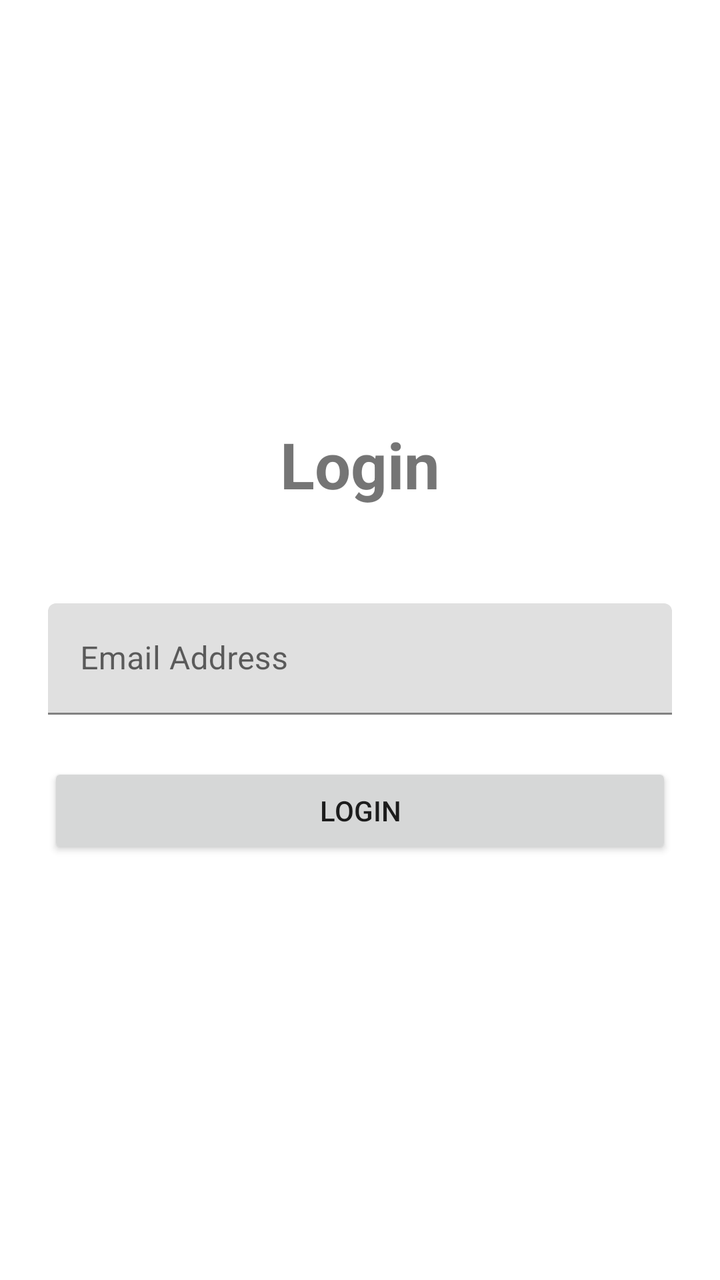
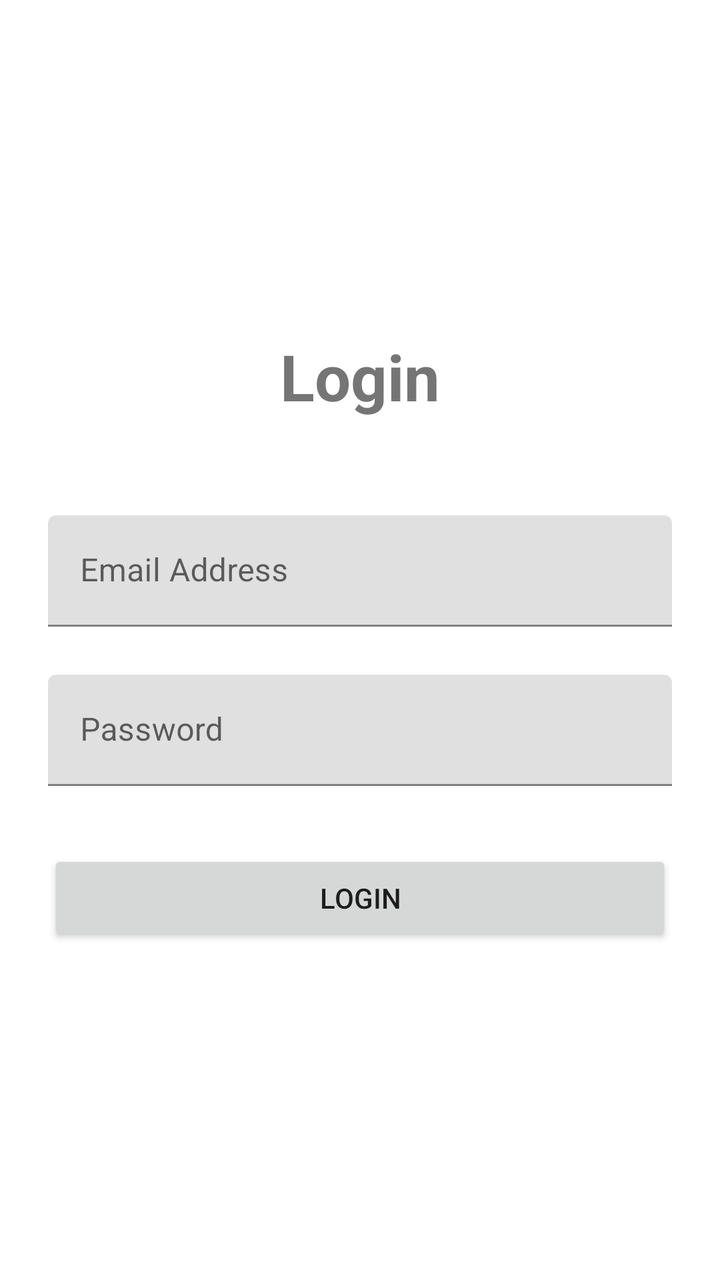

Screens rendered from an Android XML layout before and after an edit, with the pre-edit source and the edit as a unified diff.
<!-- AndroidManifest.xml: application theme Theme.InternalPointSystem -->
<!-- res/layout/activity_login.xml -->
<?xml version="1.0" encoding="utf-8"?>
<LinearLayout xmlns:android="http://schemas.android.com/apk/res/android"
    android:layout_width="match_parent"
    android:layout_height="match_parent"
    android:orientation="vertical"
    android:padding="24dp"
    android:gravity="center">

    <TextView
        android:layout_width="wrap_content"
        android:layout_height="wrap_content"
        android:text="Login"
        android:textSize="32sp"
        android:textStyle="bold"
        android:layout_marginBottom="48dp" />

    <com.google.android.material.textfield.TextInputLayout
        android:layout_width="match_parent"
        android:layout_height="wrap_content"
        android:hint="Email Address"
        android:layout_marginBottom="24dp">

        <com.google.android.material.textfield.TextInputEditText
            android:id="@+id/etEmail"
            android:layout_width="match_parent"
            android:layout_height="wrap_content"
            android:inputType="textEmailAddress" />

    </com.google.android.material.textfield.TextInputLayout>

    <Button
        android:id="@+id/btnLogin"
        android:layout_width="match_parent"
        android:layout_height="wrap_content"
        android:text="Login"
        android:padding="12dp" />

</LinearLayout>
<!-- resources referenced by this layout -->
<resources>
  <style name="Theme.InternalPointSystem" parent="Theme.MaterialComponents.DayNight.DarkActionBar">
          
          <item name="colorPrimary">@color/purple_500</item>
          <item name="colorPrimaryVariant">@color/purple_700</item>
          <item name="colorOnPrimary">@color/white</item>
          
          <item name="colorSecondary">@color/teal_200</item>
          <item name="colorSecondaryVariant">@color/teal_700</item>
          <item name="colorOnSecondary">@color/black</item>
          
          <item name="android:statusBarColor" tools:targetApi="l">?attr/colorPrimaryVariant</item>
          
      </style>
  <color name="purple_500">#FF6200EE</color>
  <color name="purple_700">#FF3700B3</color>
  <color name="white">#FFFFFFFF</color>
  <color name="teal_200">#FF03DAC5</color>
  <color name="teal_700">#FF018786</color>
  <color name="black">#FF000000</color>
</resources>

<!-- the commit's change to res/layout/activity_login.xml (unified diff, before → after) -->
@@ -28,6 +28,20 @@
 
     </com.google.android.material.textfield.TextInputLayout>
 
+    <com.google.android.material.textfield.TextInputLayout
+        android:layout_width="match_parent"
+        android:layout_height="wrap_content"
+        android:hint="Password"
+        android:layout_marginBottom="32dp">
+
+        <com.google.android.material.textfield.TextInputEditText
+            android:id="@+id/etPassword"
+            android:layout_width="match_parent"
+            android:layout_height="wrap_content"
+            android:inputType="textPassword" />
+
+    </com.google.android.material.textfield.TextInputLayout>
+
     <Button
         android:id="@+id/btnLogin"
         android:layout_width="match_parent"
